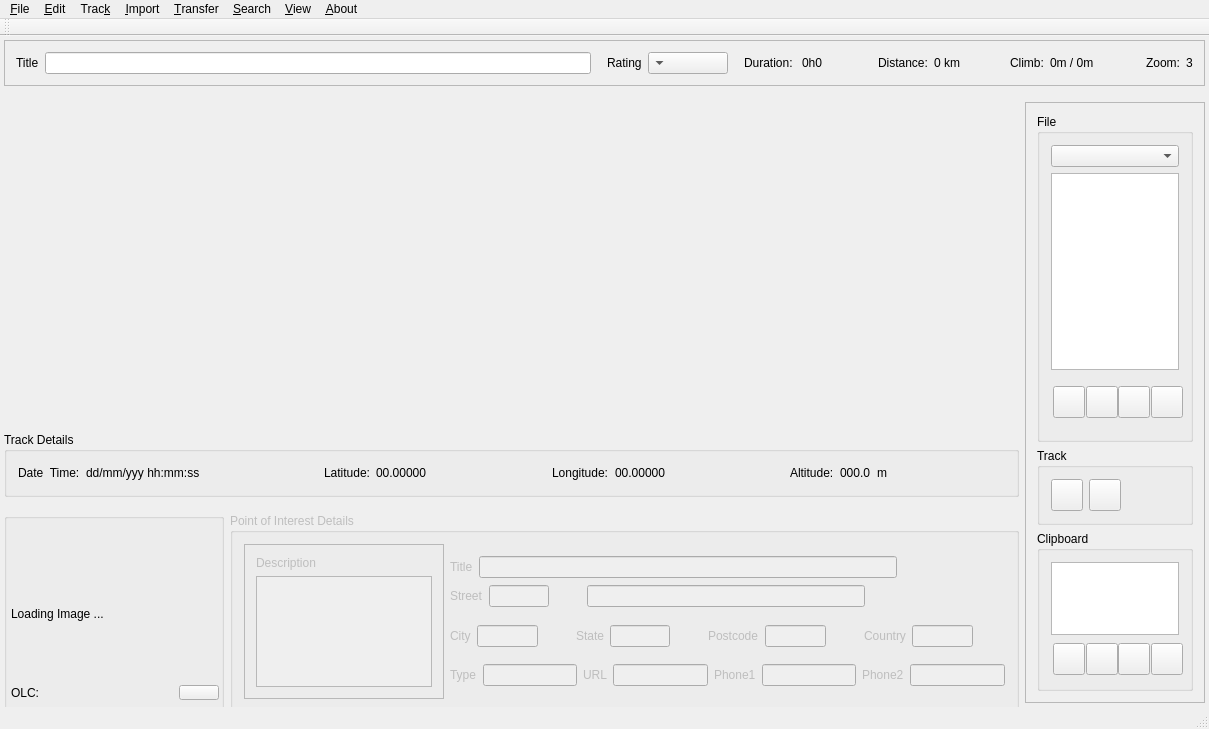
Qt form src/mainwindow.ui (trumpton/POI) before a commit.
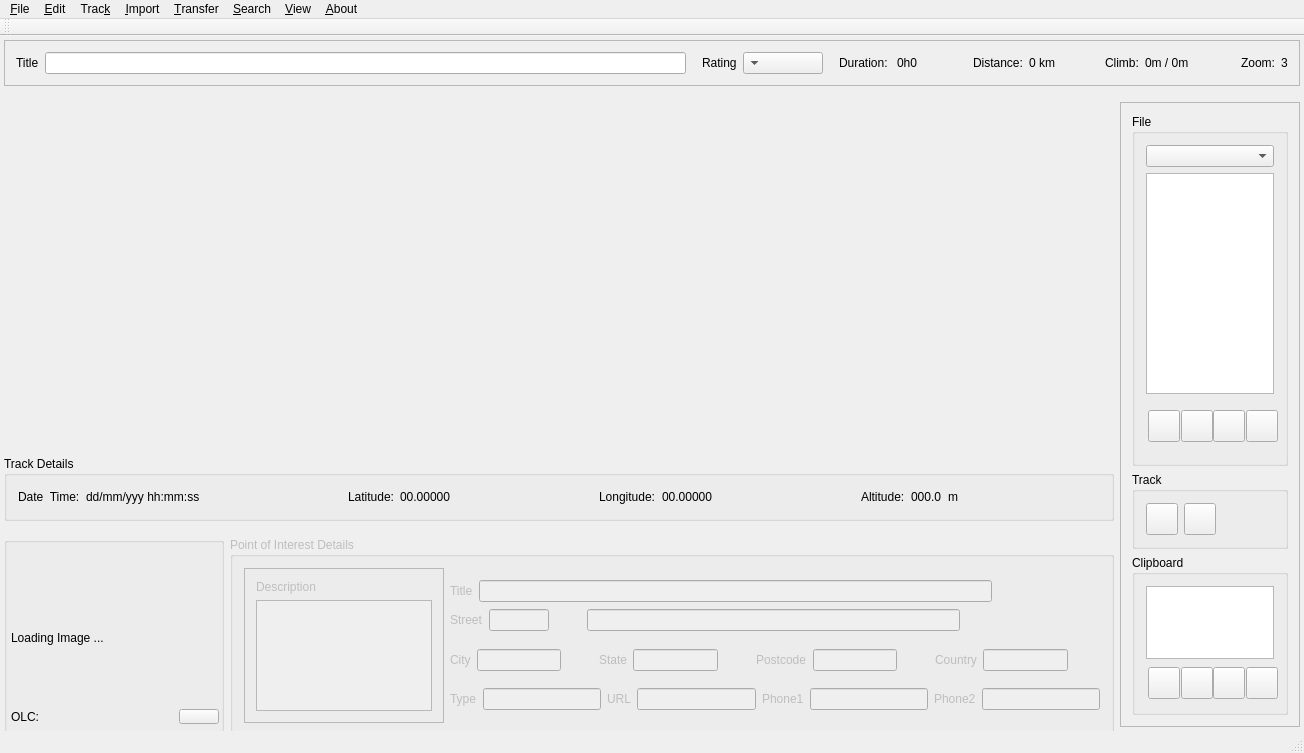
The same form after that commit. Icons and pictures are not drawn. Custom widgets are drawn as their Qt base class.

Commit message: Adjusted drop-down menu widths

```diff
--- a/src/mainwindow.ui
+++ b/src/mainwindow.ui
@@ -6,8 +6,8 @@
    <rect>
     <x>0</x>
     <y>0</y>
-    <width>1209</width>
-    <height>729</height>
+    <width>1304</width>
+    <height>753</height>
    </rect>
   </property>
   <property name="sizePolicy">
@@ -1783,8 +1783,8 @@
     <rect>
      <x>0</x>
      <y>0</y>
-     <width>1209</width>
-     <height>19</height>
+     <width>1304</width>
+     <height>31</height>
     </rect>
    </property>
    <widget class="QMenu" name="menu_File">
```
Left out of the diff: 88 changed lines with no effect on the pictures.
